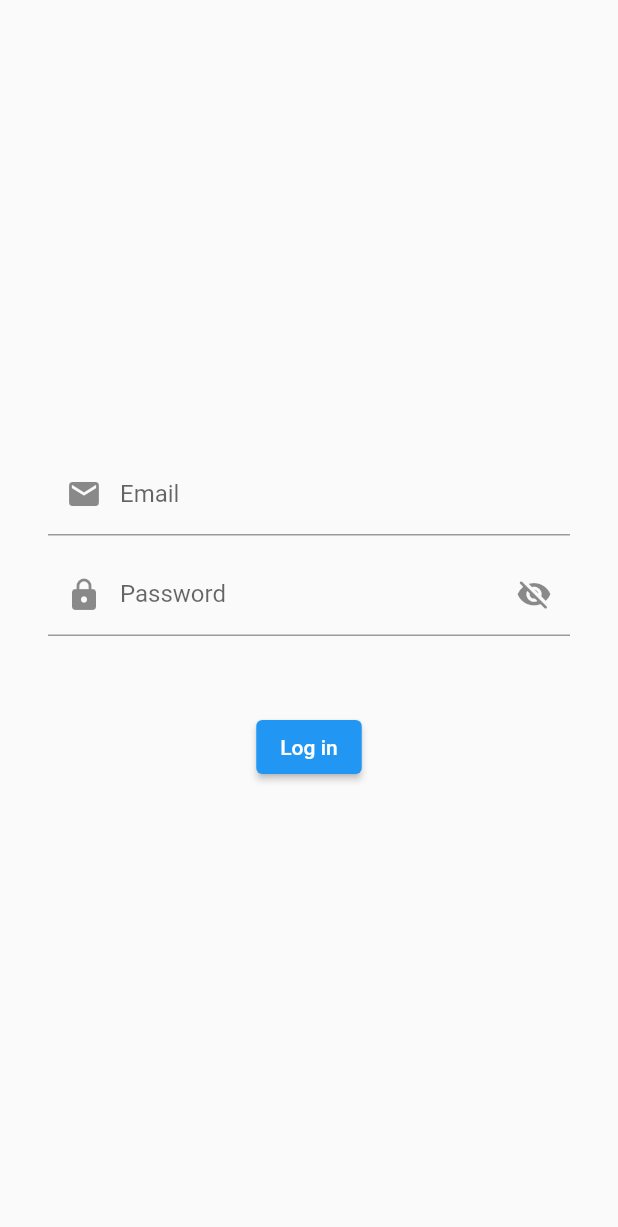
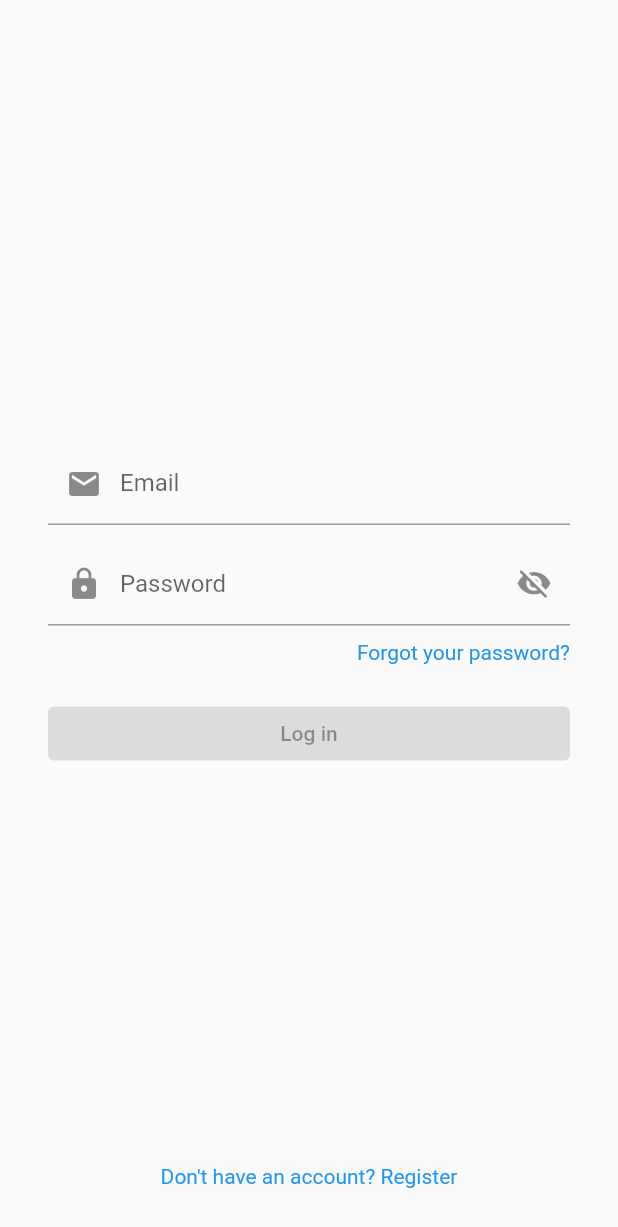
Before and after one commit to AlexK168/GroupExpApp, a Flutter app: the LoginPage screen opened directly, on a phone screen of 412 x 824 dp. Shown: the top 1227 px of the screen. Run offline on Flutter 3.47's test engine with Material 2 defaults, Android fonts, the phone set to English and light mode, and no system bars; our stand-ins replace email_validator.

```diff
--- a/lib/main.dart
+++ b/lib/main.dart
@@ -1,5 +1,5 @@
 import 'package:flutter/material.dart';
-import 'package:groupexp/screens/register_page.dart';
+import 'package:groupexp/screens/login_page.dart';
 
 void main() {
   runApp(const MyApp());
@@ -25,7 +25,7 @@ class MyApp extends StatelessWidget {
         // is not restarted.
         primarySwatch: Colors.blue,
       ),
-      home: const RegisterPage(),
+      home: const LoginPage(),
     );
   }
 }
--- a/lib/screens/login_page.dart
+++ b/lib/screens/login_page.dart
@@ -1,6 +1,9 @@
 import 'package:flutter/material.dart';
-import 'package:groupexp/widgets/email_field_widget.dart';
-import 'package:groupexp/widgets/password_field_widget.dart';
+import 'package:groupexp/screens/register_page.dart';
+import 'package:groupexp/widgets/email_field.dart';
+import 'package:groupexp/widgets/password_field.dart';
+
+import '../services/pass_validator.dart';
 
 class LoginPage extends StatefulWidget {
   const LoginPage({Key? key}) : super(key: key);
@@ -13,12 +16,19 @@ class _LoginPageState extends State<LoginPage> {
   final _formKey = GlobalKey<FormState>();
   final emailController = TextEditingController();
   final passController = TextEditingController();
+  bool _isPasswordValid = false;
+  bool _isEmailValid = false;
+  PassValidator validator = PassValidator(onlyEmptyValidation: true);
 
   @override
   void dispose() {
     passController.dispose();
     emailController.dispose();
     super.dispose();
+  }
+
+  bool isFormValid() {
+    return _isPasswordValid && _isEmailValid;
   }
 
   @override
@@ -29,19 +39,65 @@ class _LoginPageState extends State<LoginPage> {
         child: Form(
           key: _formKey,
           child: Column(
-            mainAxisAlignment: MainAxisAlignment.center,
+            //mainAxisAlignment: MainAxisAlignment.center,
+            crossAxisAlignment: CrossAxisAlignment.stretch,
             children: [
-              EmailFormField(textEditingController: emailController),
+              const Spacer(),
+              EmailFormField(
+                textEditingController: emailController,
+                onValidated: (isValid) {
+                  setState(() {
+                    _isEmailValid = isValid;
+                  });
+                },
+              ),
               const SizedBox(height: 12.0),
-              PasswordFormField(textEditingController: passController),
-              const SizedBox(height: 50),
+              PasswordFormField(
+                textEditingController: passController,
+                onValidated: (isValid) {
+                  setState(() {
+                    _isPasswordValid = isValid;
+                  });
+                },
+                validateFunc: validator.validate),
+              Container(
+                alignment: Alignment.centerRight,
+                margin: const EdgeInsets.symmetric(vertical: 10),
+                child: GestureDetector(
+                  child: const Text(
+                    "Forgot your password?",
+                    style: TextStyle(
+                      color: Colors.blue,
+                    ),
+                  ),
+                ),
+              ),
+              const SizedBox(height: 12.0),
               ElevatedButton(
-                  onPressed: () {
+                  onPressed:  isFormValid() ? () {
                     if (_formKey.currentState!.validate()) {
-                      // print(passController.text);
+                      ScaffoldMessenger.of(context).showSnackBar(
+                        const SnackBar(content: Text('Processing Data')),
+                      );
                     }
+                  } : null,
+                  child: const Text("Log in")
+              ),
+              const Spacer(),
+              Container(
+                alignment: Alignment.bottomCenter,
+                child: GestureDetector(
+                  onTap: () {
+                    Navigator.push(context, MaterialPageRoute(builder: (content) => const RegisterPage()));
                   },
-                  child: const Text("Log in")),
+                  child: const Text(
+                    "Don't have an account? Register",
+                    style: TextStyle(
+                      color: Colors.blue,
+                    ),
+                  ),
+                ),
+              )
             ]
           ),
         ),
--- /dev/null
+++ b/lib/services/pass_validator.dart
@@ -0,0 +1,50 @@
+class PassValidator {
+  final bool onlyEmptyValidation;
+  final int min;
+  final int max;
+  final int digits;
+  final String specialChars;
+  final int uppercase;
+  final int lowercase;
+  final int specialNum;
+  final RegExp atLeastNDigits;
+  final RegExp atLeastNUpperCase;
+  final RegExp atLeastNLowerCase;
+  final RegExp atLeastNSpecialChars;
+
+  PassValidator({
+    this.min = 8, this.max = 15, this.digits = 1,
+    this.specialChars = "", this.uppercase = 1,
+    this.lowercase = 1, this.specialNum = 1,
+    this.onlyEmptyValidation = false,
+    }) :
+      atLeastNDigits = RegExp(r'(.*\d){' + digits.toString() + '}'),
+      atLeastNSpecialChars = RegExp(r'(.*[' + specialChars + ']){' + specialNum.toString() + '}'),
+      atLeastNUpperCase = RegExp(r'(.*[A-Z]){' + uppercase.toString() + '}'),
+      atLeastNLowerCase = RegExp(r'(.*[a-z]){' + lowercase.toString() + '}');
+
+  String validate(String? value) {
+    if (value == null || value.isEmpty) {
+      return "Password can't be empty";
+    }
+    if (onlyEmptyValidation) {
+      return "";
+    }
+    if (!atLeastNLowerCase.hasMatch(value)) {
+      return 'Password has to contain at least $lowercase lower case letters';
+    } else
+    if (!atLeastNUpperCase.hasMatch(value)) {
+      return 'Password has to contain at least $uppercase upper case letters';
+    } else
+    if (!atLeastNDigits.hasMatch(value)) {
+      return 'Password has to contain at least $digits digits';
+    } else
+    if (!atLeastNSpecialChars.hasMatch(value)) {
+      return 'Password has to contain at least $specialNum special characters';
+    } else
+    if (value.length < min || value.length > max) {
+      return 'Password has to be $min-$max characters long';
+    }
+    return "";
+  }
+}
--- a/lib/widgets/email_field_widget.dart
+++ b/lib/widgets/email_field.dart
@@ -3,9 +3,11 @@ import 'package:email_validator/email_validator.dart';
 
 class EmailFormField extends StatefulWidget {
   final TextEditingController textEditingController;
+  final ValueSetter<bool> onValidated;
   const EmailFormField({
     Key? key,
     required this.textEditingController,
+    required this.onValidated,
   }) : super(key: key);
 
   @override
@@ -27,10 +29,9 @@ class _EmailFormFieldState extends State<EmailFormField> {
         prefixIcon: Icon(Icons.email),
       ),
       validator: (value) {
-        if (EmailValidator.validate(value!)) {
-          return null;
-        }
-        return 'Please, enter valid email';
+        bool isEmailValid = EmailValidator.validate(value!);
+        widget.onValidated(isEmailValid);
+        return isEmailValid ? null : 'Please, enter valid email';
       },
       onChanged: (text){
         _formEmailFieldKey.currentState!.validate();
```
Also changed, not shown: lib/screens/register_page.dart (+68 -10 lines), lib/widgets/password_field.dart (renamed from lib/widgets/password_field_widget.dart, +13 -27 lines).
